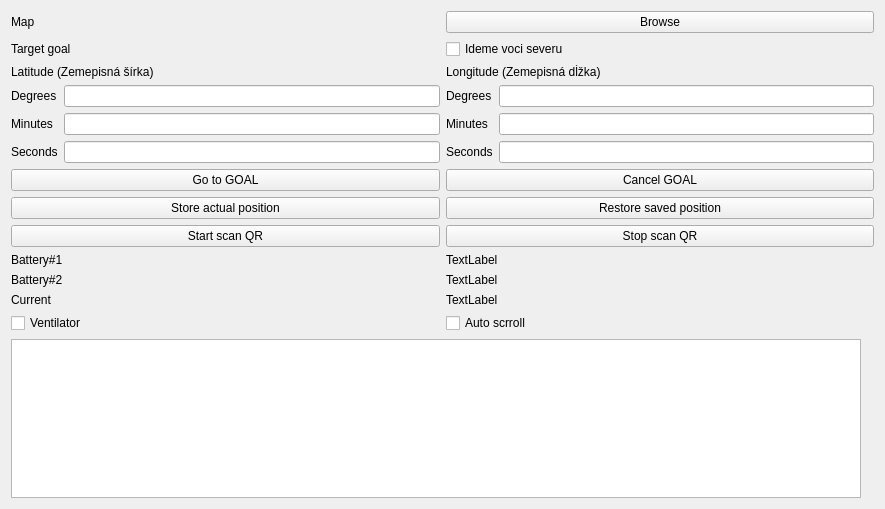
The window that mrvk_gui/uis/ControlWidget.ui (MatejBartosovic/mrvk_project) describes before a commit, drawn with Qt 5.
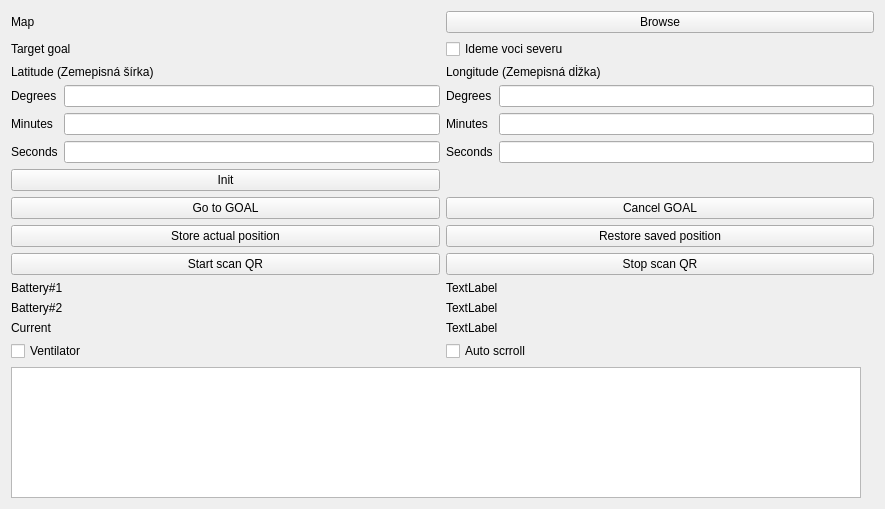
The same window after the commit.

```diff
--- a/mrvk_gui/uis/ControlWidget.ui
+++ b/mrvk_gui/uis/ControlWidget.ui
@@ -16,7 +16,7 @@
   <layout class="QVBoxLayout" name="verticalLayout_2">
    <item>
     <layout class="QGridLayout" name="gridLayout">
-     <item row="6" column="0">
+     <item row="7" column="0">
       <widget class="QPushButton" name="scanQrStart_btn">
        <property name="text">
         <string>Start scan QR</string>
@@ -64,21 +64,21 @@
        </property>
       </widget>
      </item>
-     <item row="10" column="0">
+     <item row="11" column="0">
       <widget class="QCheckBox" name="ventilator_cbx">
        <property name="text">
         <string>Ventilator</string>
        </property>
       </widget>
      </item>
-     <item row="4" column="1">
+     <item row="5" column="1">
       <widget class="QPushButton" name="cancelGoal_btn">
        <property name="text">
         <string>Cancel GOAL</string>
        </property>
       </widget>
      </item>
-     <item row="7" column="1">
+     <item row="8" column="1">
       <widget class="QLabel" name="battery1_label">
        <property name="text">
         <string>TextLabel</string>
@@ -119,7 +119,7 @@
        </item>
       </layout>
      </item>
-     <item row="4" column="0">
+     <item row="5" column="0">
       <widget class="QPushButton" name="goToGoal_btn">
        <property name="text">
         <string>Go to GOAL</string>
@@ -133,55 +133,48 @@
        </property>
       </widget>
      </item>
-     <item row="8" column="0">
+     <item row="9" column="0">
       <widget class="QLabel" name="label_11">
        <property name="text">
         <string>Battery#2</string>
        </property>
       </widget>
      </item>
-     <item row="5" column="1">
+     <item row="6" column="1">
       <widget class="QPushButton" name="restorePosition_btn">
        <property name="text">
         <string>Restore saved position</string>
        </property>
       </widget>
      </item>
-     <item row="9" column="0">
+     <item row="10" column="0">
       <widget class="QLabel" name="label_12">
        <property name="text">
         <string>Current</string>
        </property>
       </widget>
      </item>
-     <item row="5" column="0">
+     <item row="6" column="0">
       <widget class="QPushButton" name="storePosition_btn">
        <property name="text">
         <string>Store actual position</string>
        </property>
       </widget>
      </item>
-     <item row="10" column="1">
+     <item row="11" column="1">
       <widget class="QCheckBox" name="autoScroll">
        <property name="text">
         <string>Auto scrroll</string>
        </property>
       </widget>
      </item>
-     <item row="6" column="1">
+     <item row="7" column="1">
       <widget class="QPushButton" name="scanQrStop_btn">
        <property name="text">
         <string>Stop scan QR</string>
        </property>
       </widget>
      </item>
-     <item row="9" column="1">
-      <widget class="QLabel" name="current_label">
-       <property name="text">
-        <string>TextLabel</string>
-       </property>
-      </widget>
-     </item>
      <item row="1" column="0">
       <widget class="QLabel" name="label">
        <property name="text">
@@ -189,14 +182,21 @@
        </property>
       </widget>
      </item>
-     <item row="8" column="1">
+     <item row="10" column="1">
+      <widget class="QLabel" name="current_label">
+       <property name="text">
+        <string>TextLabel</string>
+       </property>
+      </widget>
+     </item>
+     <item row="9" column="1">
       <widget class="QLabel" name="battery2_label">
        <property name="text">
         <string>TextLabel</string>
        </property>
       </widget>
      </item>
-     <item row="7" column="0">
+     <item row="8" column="0">
       <widget class="QLabel" name="label_10">
        <property name="text">
         <string>Battery#1</string>
@@ -224,6 +224,13 @@
        </property>
       </widget>
      </item>
+     <item row="4" column="0">
+      <widget class="QPushButton" name="init_btn">
+       <property name="text">
+        <string>Init</string>
+       </property>
+      </widget>
+     </item>
     </layout>
    </item>
    <item>
```
